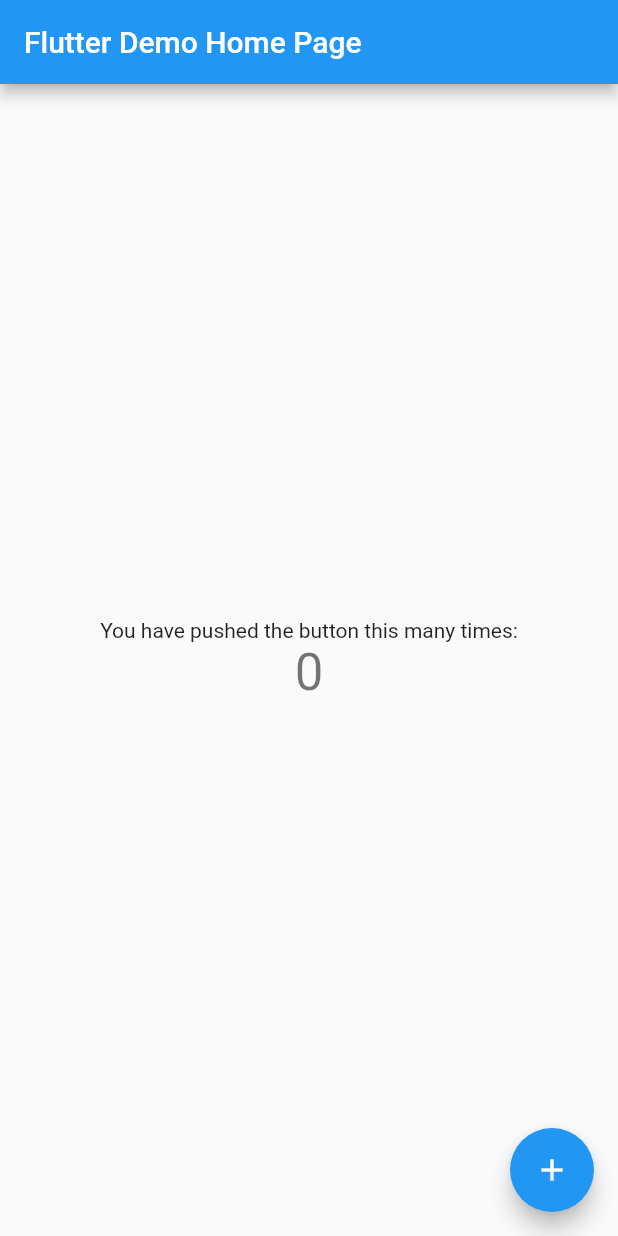
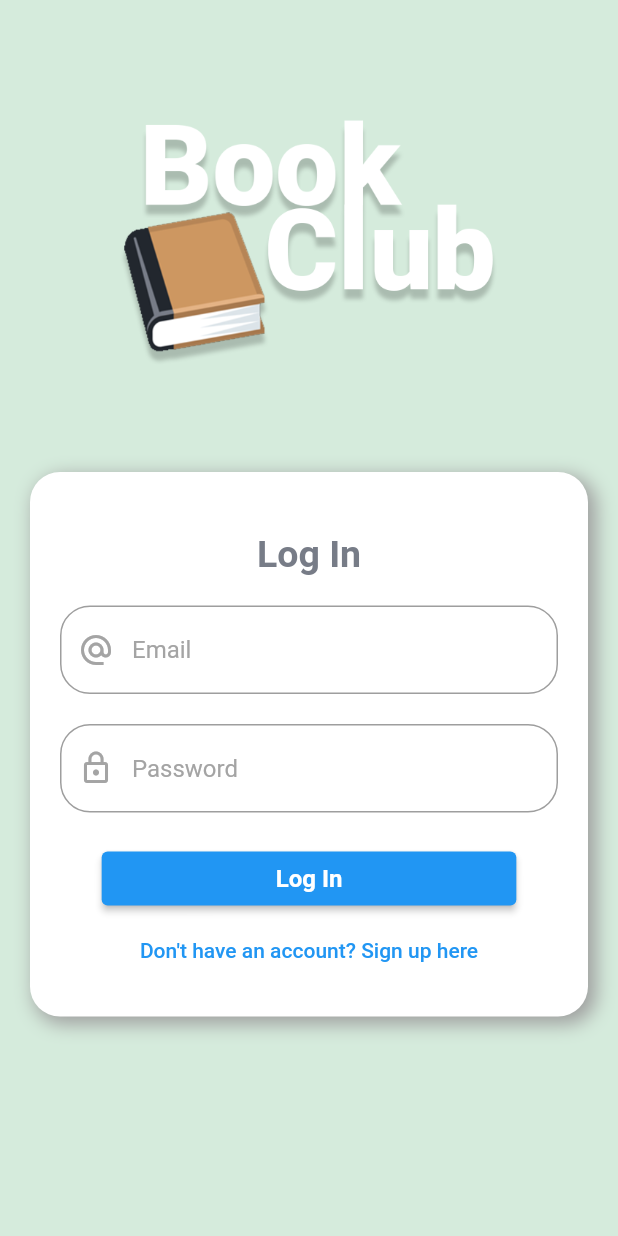
Before and after one commit to zawmorntwan/bookclub, a Flutter app: the screen it shows after launch, on a phone screen of 412 x 824 dp. Run offline on Flutter 3.47's test engine with Material 2 defaults, Android fonts, the light colour scheme and no system bars.

Commit message:
update login UI and theme data

```diff
--- a/lib/main.dart
+++ b/lib/main.dart
@@ -1,3 +1,5 @@
+import 'package:bookclub/screens/login/login.dart';
+import 'package:bookclub/utils/our_theme.dart';
 import 'package:flutter/material.dart';
 
 void main() {
@@ -11,105 +13,9 @@
   @override
   Widget build(BuildContext context) {
     return MaterialApp(
-      title: 'Flutter Demo',
-      theme: ThemeData(
-        // This is the theme of your application.
-        //
-        // Try running your application with "flutter run". You'll see the
-        // application has a blue toolbar. Then, without quitting the app, try
-        // changing the primarySwatch below to Colors.green and then invoke
-        // "hot reload" (press "r" in the console where you ran "flutter run",
-        // or simply save your changes to "hot reload" in a Flutter IDE).
-        // Notice that the counter didn't reset back to zero; the application
-        // is not restarted.
-        primarySwatch: Colors.blue,
-      ),
-      home: const MyHomePage(title: 'Flutter Demo Home Page'),
+      debugShowCheckedModeBanner: false,
+      theme: OurTheme().buildTheme(),
+      home: const OurLogin(),
     );
   }
 }
-
-class MyHomePage extends StatefulWidget {
-  const MyHomePage({Key? key, required this.title}) : super(key: key);
-
-  // This widget is the home page of your application. It is stateful, meaning
-  // that it has a State object (defined below) that contains fields that affect
-  // how it looks.
-
-  // This class is the configuration for the state. It holds the values (in this
-  // case the title) provided by the parent (in this case the App widget) and
-  // used by the build method of the State. Fields in a Widget subclass are
-  // always marked "final".
-
-  final String title;
-
-  @override
-  State<MyHomePage> createState() => _MyHomePageState();
-}
-
-class _MyHomePageState extends State<MyHomePage> {
-  int _counter = 0;
-
-  void _incrementCounter() {
-    setState(() {
-      // This call to setState tells the Flutter framework that something has
-      // changed in this State, which causes it to rerun the build method below
-      // so that the display can reflect the updated values. If we changed
-      // _counter without calling setState(), then the build method would not be
-      // called again, and so nothing would appear to happen.
-      _counter++;
-    });
-  }
-
-  @override
-  Widget build(BuildContext context) {
-    // This method is rerun every time setState is called, for instance as done
-    // by the _incrementCounter method above.
-    //
-    // The Flutter framework has been optimized to make rerunning build methods
-    // fast, so that you can just rebuild anything that needs updating rather
-    // than having to individually change instances of widgets.
-    return Scaffold(
-      appBar: AppBar(
-        // Here we take the value from the MyHomePage object that was created by
-        // the App.build method, and use it to set our appbar title.
-        title: Text(widget.title),
-      ),
-      body: Center(
-        // Center is a layout widget. It takes a single child and positions it
-        // in the middle of the parent.
-        child: Column(
-          // Column is also a layout widget. It takes a list of children and
-          // arranges them vertically. By default, it sizes itself to fit its
-          // children horizontally, and tries to be as tall as its parent.
-          //
-          // Invoke "debug painting" (press "p" in the console, choose the
-          // "Toggle Debug Paint" action from the Flutter Inspector in Android
-          // Studio, or the "Toggle Debug Paint" command in Visual Studio Code)
-          // to see the wireframe for each widget.
-          //
-          // Column has various properties to control how it sizes itself and
-          // how it positions its children. Here we use mainAxisAlignment to
-          // center the children vertically; the main axis here is the vertical
-          // axis because Columns are vertical (the cross axis would be
-          // horizontal).
-          mainAxisAlignment: MainAxisAlignment.center,
-          children: <Widget>[
-            const Text(
-              'You have pushed the button this many times:',
-            ),
-            Text(
-              '$_counter',
-              style: Theme.of(context).textTheme.headline4,
-            ),
-          ],
-        ),
-      ),
-      floatingActionButton: FloatingActionButton(
-        onPressed: _incrementCounter,
-        tooltip: 'Increment',
-        child: const Icon(Icons.add),
-      ), // This trailing comma makes auto-formatting nicer for build methods.
-    );
-  }
-}
--- /dev/null
+++ b/lib/screens/login/localwidgets/login_form.dart
@@ -0,0 +1,75 @@
+import 'package:bookclub/utils/our_theme.dart';
+import 'package:bookclub/widgets/our_container.dart';
+import 'package:flutter/material.dart';
+
+class OurLoginForm extends StatelessWidget {
+  const OurLoginForm({Key? key}) : super(key: key);
+
+  @override
+  Widget build(BuildContext context) {
+    return OurContainer(
+      Column(
+        children: [
+          Padding(
+            padding: const EdgeInsets.symmetric(
+              vertical: 20,
+              horizontal: 8,
+            ),
+            child: Text(
+              'Log In',
+              style: TextStyle(
+                color: Theme.of(context).secondaryHeaderColor,
+                fontSize: 25,
+                fontWeight: FontWeight.bold,
+              ),
+            ),
+          ),
+          TextFormField(
+            decoration: InputDecoration(
+              prefixIcon: Icon(
+                Icons.alternate_email,
+                color: OurTheme().lightGrey,
+              ),
+              hintText: 'Email',
+            ),
+          ),
+          const SizedBox(
+            height: 20,
+          ),
+          TextFormField(
+            decoration: InputDecoration(
+              prefixIcon: Icon(
+                Icons.lock_outline,
+                color: OurTheme().lightGrey,
+              ),
+              hintText: 'Password',
+            ),
+          ),
+          const SizedBox(
+            height: 20,
+          ),
+          ElevatedButton(
+            onPressed: () {},
+            child: const Padding(
+              padding: EdgeInsets.symmetric(
+                horizontal: 100,
+              ),
+              child: Text(
+                'Log In',
+                style: TextStyle(
+                  color: Colors.white,
+                  fontWeight: FontWeight.bold,
+                  fontSize: 16,
+                ),
+              ),
+            ),
+          ),
+          TextButton(
+            onPressed: () {},
+            child: const Text("Don't have an account? Sign up here"),
+          )
+        ],
+      ),
+    );
+  }
+}
--- /dev/null
+++ b/lib/screens/login/login.dart
@@ -0,0 +1,32 @@
+import 'package:bookclub/screens/login/localwidgets/login_form.dart';
+import 'package:flutter/material.dart';
+
+class OurLogin extends StatelessWidget {
+  const OurLogin({Key? key}) : super(key: key);
+
+  @override
+  Widget build(BuildContext context) {
+    return Scaffold(
+      body: Row(
+        mainAxisAlignment: MainAxisAlignment.center,
+        children: [
+          Expanded(
+            child: ListView(
+              padding: const EdgeInsets.all(20),
+              children: [
+                Padding(
+                  padding: const EdgeInsets.all(40),
+                  child: Image.asset('assets/logo.png'),
+                ),
+                const SizedBox(
+                  height: 20,
+                ),
+                const OurLoginForm()
+              ],
+            ),
+          )
+        ],
+      ),
+    );
+  }
+}
--- /dev/null
+++ b/lib/utils/our_theme.dart
@@ -0,0 +1,38 @@
+import 'package:flutter/material.dart';
+
+class OurTheme {
+  final Color _lightGreen = const Color(0xffD5EBDC);
+  final Color lightGrey = const Color(0xffA4A4A4);
+  final Color _darkerGrey = const Color(0xff777C87);
+
+  ThemeData buildTheme() {
+    return ThemeData(
+      canvasColor: _lightGreen,
+      primaryColor: _lightGreen,
+      secondaryHeaderColor: _darkerGrey,
+      // ignore: deprecated_member_use
+      accentColor: lightGrey,
+      colorScheme: ColorScheme.fromSwatch().copyWith(secondary: lightGrey),
+      hintColor: lightGrey,
+      inputDecorationTheme: InputDecorationTheme(
+        border: OutlineInputBorder(
+          borderRadius: BorderRadius.circular(20),
+          borderSide: BorderSide(color: lightGrey),
+        ),
+        focusedBorder: OutlineInputBorder(
+          borderRadius: BorderRadius.circular(20),
+          borderSide: BorderSide(color: _lightGreen),
+        ),
+      ),
+      buttonTheme: ButtonThemeData(
+        buttonColor: _darkerGrey,
+        padding: const EdgeInsets.symmetric(horizontal: 20),
+        minWidth: 200,
+        height: 40,
+        shape: RoundedRectangleBorder(
+          borderRadius: BorderRadius.circular(20),
+        ),
+      ),
+    );
+  }
+}
--- /dev/null
+++ b/lib/widgets/our_container.dart
@@ -0,0 +1,31 @@
+import 'package:flutter/material.dart';
+
+// ignore: must_be_immutable
+class OurContainer extends StatelessWidget {
+  Widget child;
+
+  OurContainer(this.child, {Key? key}) : super(key: key);
+
+  @override
+  Widget build(BuildContext context) {
+    return Container(
+      padding: const EdgeInsets.all(20),
+      decoration: BoxDecoration(
+        color: Colors.white,
+        borderRadius: BorderRadius.circular(20),
+        boxShadow: const [
+          BoxShadow(
+            color: Colors.grey,
+            blurRadius: 10,
+            spreadRadius: 1,
+            offset: Offset(
+              4,
+              4,
+            ),
+          )
+        ],
+      ),
+      child: child,
+    );
+  }
+}
--- a/pubspec.yaml
+++ b/pubspec.yaml
@@ -58,9 +58,8 @@
   uses-material-design: true
 
   # To add assets to your application, add an assets section, like this:
-  # assets:
-  #   - images/a_dot_burr.jpeg
-  #   - images/a_dot_ham.jpeg
+  assets:
+    - assets/logo.png
 
   # An image asset can refer to one or more resolution-specific "variants", see
   # https://flutter.dev/assets-and-images/#resolution-aware.
```
Also changed, not shown: assets/google_logo.png (added), assets/logo.png (added), lib/screens/signup/signup.dart (added).
